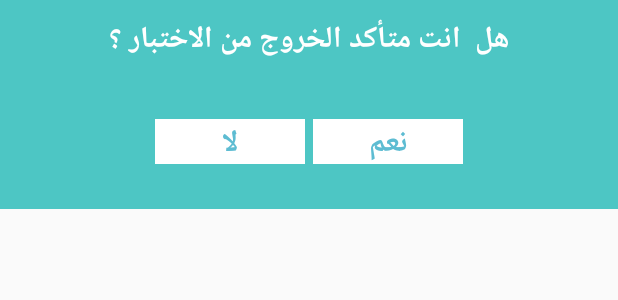
After one commit to FacultyProject/YouLearn, an Android app: the layout fragment_exit_quiz.xml on its own in the app's theme, with its tools: preview values and no code run, on a phone screen of 412 x 824 dp. The commit adds this screen. Shown: the top 300 px of the screen. Run offline under Robolectric (Android 15) with nearby library versions, the phone set to English and light mode, and no system bars.

Commit message:
Fix back button problem in self Test Activity

```diff
--- a/app/src/main/java/com/ourproject/learningapp/activities/SelfTestActivity.java
+++ b/app/src/main/java/com/ourproject/learningapp/activities/SelfTestActivity.java
@@ -17,6 +17,7 @@ import com.firebase.client.FirebaseError;
 import com.firebase.client.ValueEventListener;
 import com.ourproject.learningapp.R;
 import com.ourproject.learningapp.dataStorage.SharedPref;
+import com.ourproject.learningapp.fragments.ExitAlert;
 import com.ourproject.learningapp.fragments.SelfTestAlert;
 import com.ourproject.learningapp.fragments.SelfTestFragment;
 import com.ourproject.learningapp.globals.ConstantVariables;
@@ -107,7 +108,9 @@ public class SelfTestActivity extends AppCompatActivity {
         GlobalVariables.SelfTestMode = false;
         GlobalVariables.scr = 0;
         GlobalVariables.nOfQUESTONS = 0;
-        startActivity(new Intent(getApplicationContext(), MainActivity.class));
+        //startActivity(new Intent(getApplicationContext(), MainActivity.class));
+        ExitAlert exitAlert=new ExitAlert();
+        exitAlert.show(getSupportFragmentManager(),"");
 
     }
 
--- /dev/null
+++ b/app/src/main/res/layout/fragment_exit_quiz.xml
@@ -0,0 +1,55 @@
+<?xml version="1.0" encoding="utf-8"?>
+<LinearLayout xmlns:android="http://schemas.android.com/apk/res/android"
+    android:layout_width="fill_parent"
+    android:layout_height="wrap_content"
+    android:background="@color/colorPrimaryDark"
+    android:orientation="vertical" >
+
+    <TextView
+        android:id="@+id/txt_dia"
+        android:layout_width="wrap_content"
+        android:layout_height="wrap_content"
+        android:layout_gravity="center"
+        android:layout_margin="10dp"
+        android:text="هل  انت متأكد الخروج من الاختبار ؟"
+        android:textColor="@android:color/white"
+        android:textSize="20dp"
+        android:textStyle="bold"/>
+
+
+    <LinearLayout
+        android:layout_width="wrap_content"
+        android:layout_height="wrap_content"
+        android:layout_gravity="center"
+        android:layout_marginTop="25dp"
+        android:background="@color/colorPrimaryDark"
+        android:orientation="horizontal" >
+
+        <Button
+            android:id="@+id/no"
+            android:layout_width="100dp"
+            android:layout_height="30dp"
+            android:textSize="20dp"
+            android:background="@android:color/white"
+            android:clickable="true"
+            android:text="لا"
+            android:textColor="#5DBCD2"
+            android:textStyle="bold" />
+
+        <Button
+            android:id="@+id/yes"
+            android:layout_width="100dp"
+            android:layout_height="30dp"
+            android:layout_marginLeft="5dp"
+            android:textSize="20dp"
+            android:background="@android:color/white"
+            android:clickable="true"
+            android:text="نعم"
+            android:textColor="#5DBCD2"
+            android:textStyle="bold" />
+    </LinearLayout>
+    <View
+        android:layout_width="wrap_content"
+        android:layout_height="30dp"/>
+
+</LinearLayout>
```
Also changed, not shown: app/src/main/java/com/ourproject/learningapp/fragments/ExitAlert.java (added, +39 -0 lines), app/src/main/java/com/ourproject/learningapp/fragments/MainFragment.java (+5 -4 lines).
